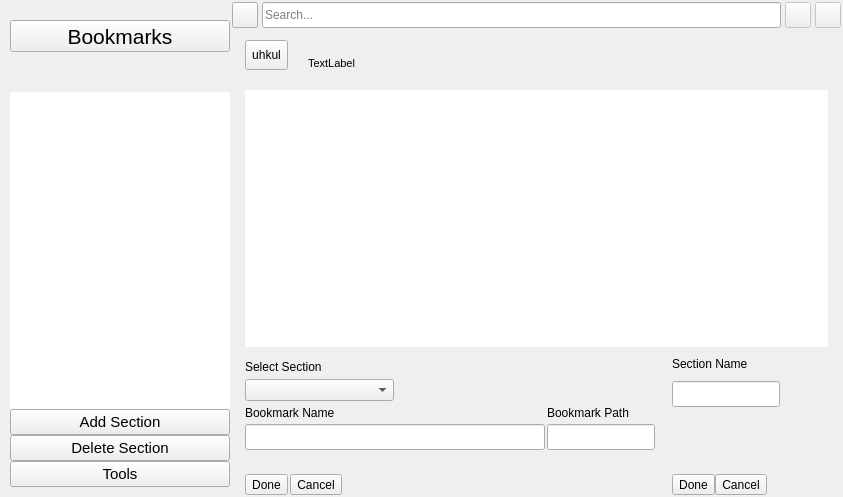
Above: app/bookmarks/bookmarks.ui from rahmanshaber/corebox before the change. Below: the same form after it.
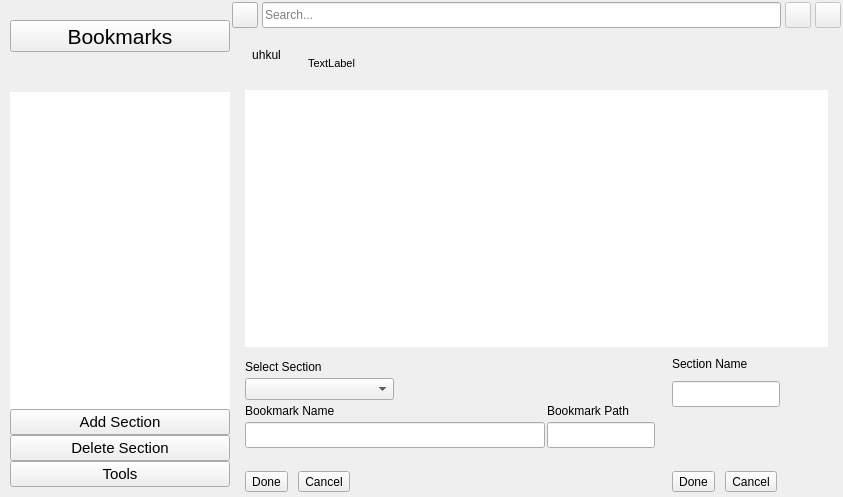
That is the form after the change. Icons and pictures are not drawn.

What changed in the file:
```diff
--- a/app/bookmarks/bookmarks.ui
+++ b/app/bookmarks/bookmarks.ui
@@ -277,13 +277,16 @@
        <number>2</number>
       </property>
       <property name="bottomMargin">
-       <number>2</number>
+       <number>5</number>
       </property>
       <property name="spacing">
        <number>2</number>
       </property>
       <item row="5" column="0" colspan="3">
        <layout class="QHBoxLayout" name="horizontalLayout_3">
+        <property name="spacing">
+         <number>10</number>
+        </property>
         <item>
          <widget class="QToolButton" name="editDone">
           <property name="text">
@@ -502,6 +505,9 @@
            <property name="toolButtonStyle">
             <enum>Qt::ToolButtonTextBesideIcon</enum>
            </property>
+           <property name="autoRaise">
+            <bool>true</bool>
+           </property>
           </widget>
          </item>
          <item>
@@ -664,7 +670,7 @@
        <number>2</number>
       </property>
       <property name="bottomMargin">
-       <number>2</number>
+       <number>5</number>
       </property>
       <property name="horizontalSpacing">
        <number>2</number>
@@ -745,6 +751,9 @@
       </item>
       <item row="4" column="0" colspan="2">
        <layout class="QHBoxLayout" name="horizontalLayout_4">
+        <property name="spacing">
+         <number>10</number>
+        </property>
         <item>
          <widget class="QToolButton" name="sectionDone">
           <property name="text">
```
Left out of the diff: 6 changed lines with no effect on the pictures.
